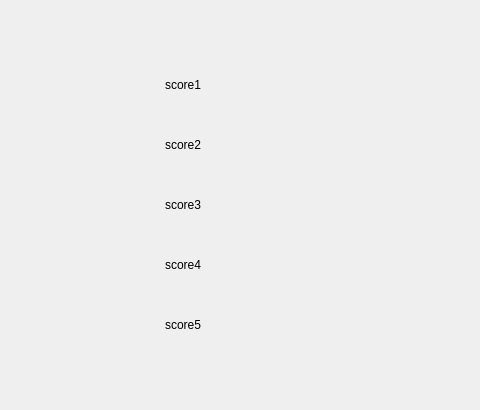
Above: highscoreswindow.ui from Cps209-Team2/-Jacked before the change; both pictures show x 135 to 615 and y 130 to 540 of the 753 by 633 pixel window. Below: the same form after it.
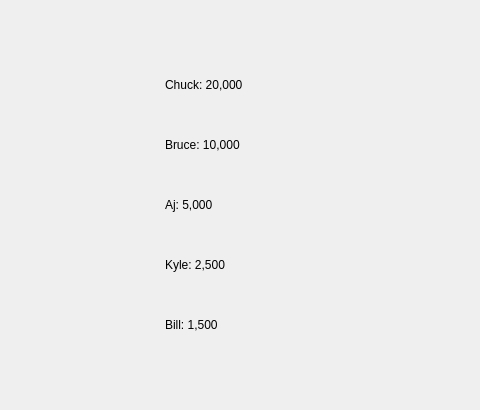
That is the form after the change. Icons and pictures are not drawn.

```diff
--- a/highscoreswindow.ui
+++ b/highscoreswindow.ui
@@ -55,7 +55,7 @@
     </rect>
    </property>
    <property name="text">
-    <string>score1</string>
+    <string>Chuck: 20,000</string>
    </property>
   </widget>
   <widget class="QLabel" name="lblHighscore2">
@@ -68,7 +68,7 @@
     </rect>
    </property>
    <property name="text">
-    <string>score2</string>
+    <string>Bruce: 10,000</string>
    </property>
   </widget>
   <widget class="QLabel" name="lblHighscore3">
@@ -81,7 +81,7 @@
     </rect>
    </property>
    <property name="text">
-    <string>score3</string>
+    <string>Aj: 5,000</string>
    </property>
   </widget>
   <widget class="QLabel" name="lblHighscore4">
@@ -94,7 +94,7 @@
     </rect>
    </property>
    <property name="text">
-    <string>score4</string>
+    <string>Kyle: 2,500</string>
    </property>
   </widget>
   <widget class="QLabel" name="lblHighscore5">
@@ -107,7 +107,7 @@
     </rect>
    </property>
    <property name="text">
-    <string>score5</string>
+    <string>Bill: 1,500</string>
    </property>
   </widget>
  </widget>
```
